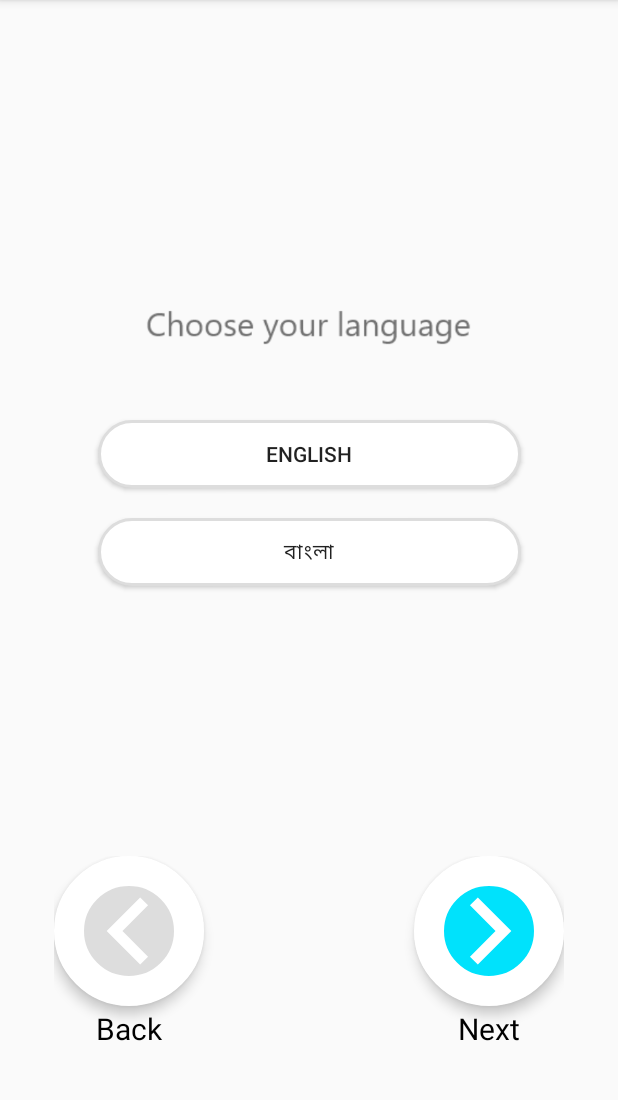
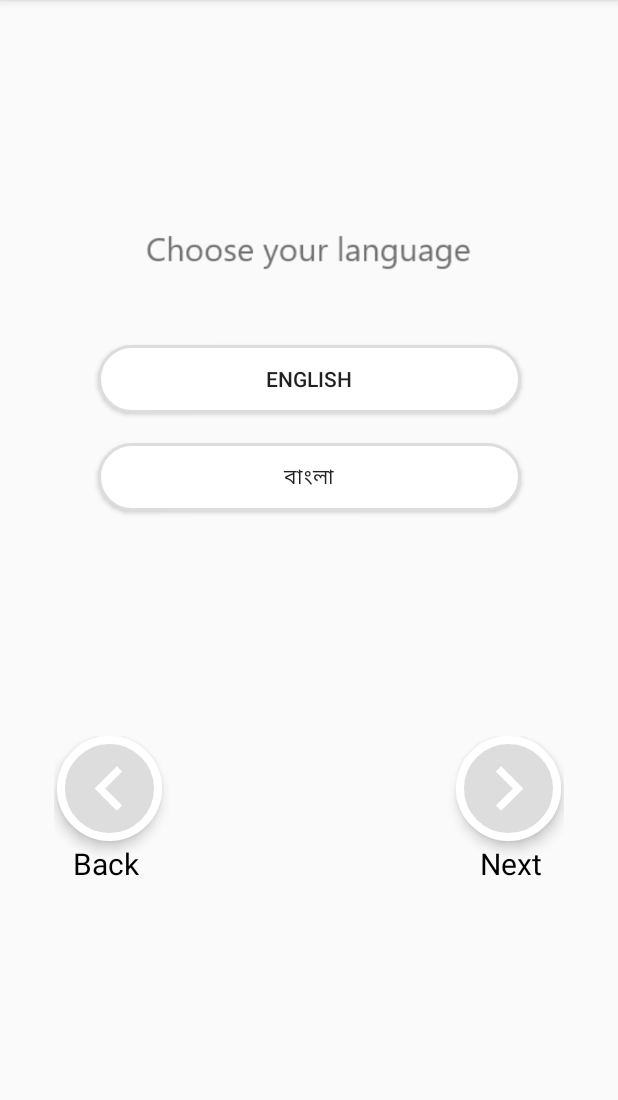
Before and after one commit to Fazlul69/Daktar-Lagbe, an Android app: the LanguageActivity screen opened directly, with no data from a screen before it, on a phone screen of 412 x 824 dp, the part 84-1184 px from its top. Run offline under Robolectric (Android 15) with nearby library versions, the phone set to English and light mode, and no system bars.

Commit message:
language activity design complete

```diff
--- a/app/src/main/AndroidManifest.xml
+++ b/app/src/main/AndroidManifest.xml
@@ -9,7 +9,8 @@
         android:roundIcon="@mipmap/ic_launcher_round"
         android:supportsRtl="true"
         android:theme="@style/AppTheme">
-        <activity android:name=".LanguageActivity"></activity>
+        <activity android:name=".PhoneActivity"></activity>
+        <activity android:name=".LanguageActivity" />
         <activity android:name=".MainActivity" />
         <activity
             android:name=".WelcomeActivity"
--- a/app/src/main/java/com/example/daktarlagbe/LanguageActivity.java
+++ b/app/src/main/java/com/example/daktarlagbe/LanguageActivity.java
@@ -2,14 +2,21 @@ package com.example.daktarlagbe;
 
 import androidx.appcompat.app.AppCompatActivity;
 
+import android.content.Intent;
+import android.graphics.Color;
 import android.graphics.drawable.AnimationDrawable;
 import android.os.Bundle;
+import android.view.View;
+import android.widget.Button;
 import android.widget.ImageView;
 
 public class LanguageActivity extends AppCompatActivity {
 
     ImageView langiageanim;
     AnimationDrawable frameAnimation;
+
+    Button engBtn, banglgaBtn;
+    ImageView previousBtn, nextBtn;
 
     @Override
     protected void onCreate(Bundle savedInstanceState) {
@@ -20,5 +27,45 @@ public class LanguageActivity extends AppCompatActivity {
         langiageanim.setImageResource(R.drawable.languageanim);
         frameAnimation = (AnimationDrawable)langiageanim.getDrawable();
         frameAnimation.start();
+
+        previousBtn = findViewById(R.id.previousBtn);
+        nextBtn = findViewById(R.id.nextBtn);
+
+        engBtn = findViewById(R.id.engBtn);
+        banglgaBtn = findViewById(R.id.banglaBtn);
+
+        engBtn.setOnClickListener(new View.OnClickListener() {
+            @Override
+            public void onClick(View view) {
+                engBtn.setBackgroundColor(Color.parseColor("#00E2FC"));
+                engBtn.setTextColor(Color.parseColor("#ffffff"));
+            }
+        });
+
+        banglgaBtn.setOnClickListener(new View.OnClickListener() {
+            @Override
+            public void onClick(View view) {
+                banglgaBtn.setBackgroundColor(Color.parseColor("#00E2FC"));
+                banglgaBtn.setTextColor(Color.parseColor("#ffffff"));
+            }
+        });
+
+        previousBtn.setOnClickListener(new View.OnClickListener() {
+            @Override
+            public void onClick(View view) {
+                previousBtn.setBackgroundResource(R.drawable.color_arrow);
+                Intent preview = new Intent(LanguageActivity.this,WelcomeActivity.class);
+                startActivity(preview);
+            }
+        });
+
+        nextBtn.setOnClickListener(new View.OnClickListener() {
+            @Override
+            public void onClick(View view) {
+                nextBtn.setBackgroundResource(R.drawable.color_arrow);
+                Intent next = new Intent(LanguageActivity.this,PhoneActivity.class);
+                startActivity(next);
+            }
+        });
     }
 }
--- a/app/src/main/res/drawable-xxxhdpi/color_arrow.xml
+++ b/app/src/main/res/drawable-xxxhdpi/color_arrow.xml
@@ -4,6 +4,6 @@
     <solid android:color="#00E2FC"/>
     <corners android:radius="50dp"/>
     <stroke android:color="#fff"
-        android:width="20dp"/>
+        android:width="5dp"/>
 
 </shape>
--- a/app/src/main/res/drawable/selected_right_arrow.xml
+++ b/app/src/main/res/drawable/arrow_back_color_ash.xml
@@ -4,6 +4,6 @@
     <solid android:color="#ddd"/>
     <corners android:radius="50dp"/>
     <stroke android:color="#fff"
-        android:width="20dp"/>
+        android:width="5dp"/>
 
 </shape>
--- a/app/src/main/res/layout/activity_language.xml
+++ b/app/src/main/res/layout/activity_language.xml
@@ -12,7 +12,7 @@
         android:id="@+id/languageanim"
         android:layout_marginStart="0dp"
         android:layout_marginLeft="0dp"
-        android:layout_marginTop="200dp"
+        android:layout_marginTop="150dp"
         android:src="@drawable/englanguage"
         app:layout_constraintStart_toStartOf="parent"
         app:layout_constraintTop_toTopOf="parent" />
@@ -50,12 +50,12 @@
         android:layout_width="match_parent"
         android:layout_height="wrap_content"
         android:orientation="horizontal"
-        android:layout_marginTop="180dp"
+        android:layout_marginTop="150dp"
         android:weightSum="2"
         app:layout_constraintTop_toBottomOf="@+id/banglaBtn">
 
         <LinearLayout
-            android:layout_width="130dp"
+            android:layout_width="wrap_content"
             android:layout_height="wrap_content"
             android:layout_marginLeft="36dp"
             android:orientation="vertical"
@@ -63,15 +63,17 @@
             android:layout_marginStart="36dp">
 
             <ImageView
-                android:layout_width="100dp"
-                android:layout_height="100dp"
-                android:background="@drawable/selected_right_arrow"
+                android:layout_width="70dp"
+                android:layout_height="70dp"
+                android:id="@+id/previousBtn"
+                android:background="@drawable/arrow_back_color_ash"
                 android:elevation="5dp"
                 android:padding="5dp"
+                android:layout_marginLeft="2dp"
                 android:src="@drawable/left_arrow" />
 
             <TextView
-                android:layout_width="100dp"
+                android:layout_width="70dp"
                 android:layout_height="30dp"
                 android:text="Back"
                 android:textColor="#000"
@@ -79,7 +81,7 @@
                 android:gravity="center"/>
         </LinearLayout>
         <LinearLayout
-            android:layout_width="150dp"
+            android:layout_width="wrap_content"
             android:layout_height="wrap_content"
             android:layout_marginLeft="36dp"
             android:orientation="vertical"
@@ -88,15 +90,17 @@
             android:layout_marginRight="36dp">
 
             <ImageView
-                android:layout_width="100dp"
-                android:layout_height="100dp"
-                android:background="@drawable/color_arrow"
+                android:layout_width="70dp"
+                android:layout_height="70dp"
+                android:id="@+id/nextBtn"
+                android:background="@drawable/arrow_back_color_ash"
                 android:elevation="5dp"
                 android:padding="5dp"
+                android:layout_marginRight="2dp"
                 android:src="@drawable/right_arrow" />
 
             <TextView
-                android:layout_width="100dp"
+                android:layout_width="70dp"
                 android:layout_height="30dp"
                 android:text="Next"
                 android:textColor="#000"
```
Also changed, not shown: app/src/main/java/com/example/daktarlagbe/PhoneActivity.java (added, +14 -0 lines), app/src/main/res/layout/activity_phone.xml (added, +9 -0 lines).
